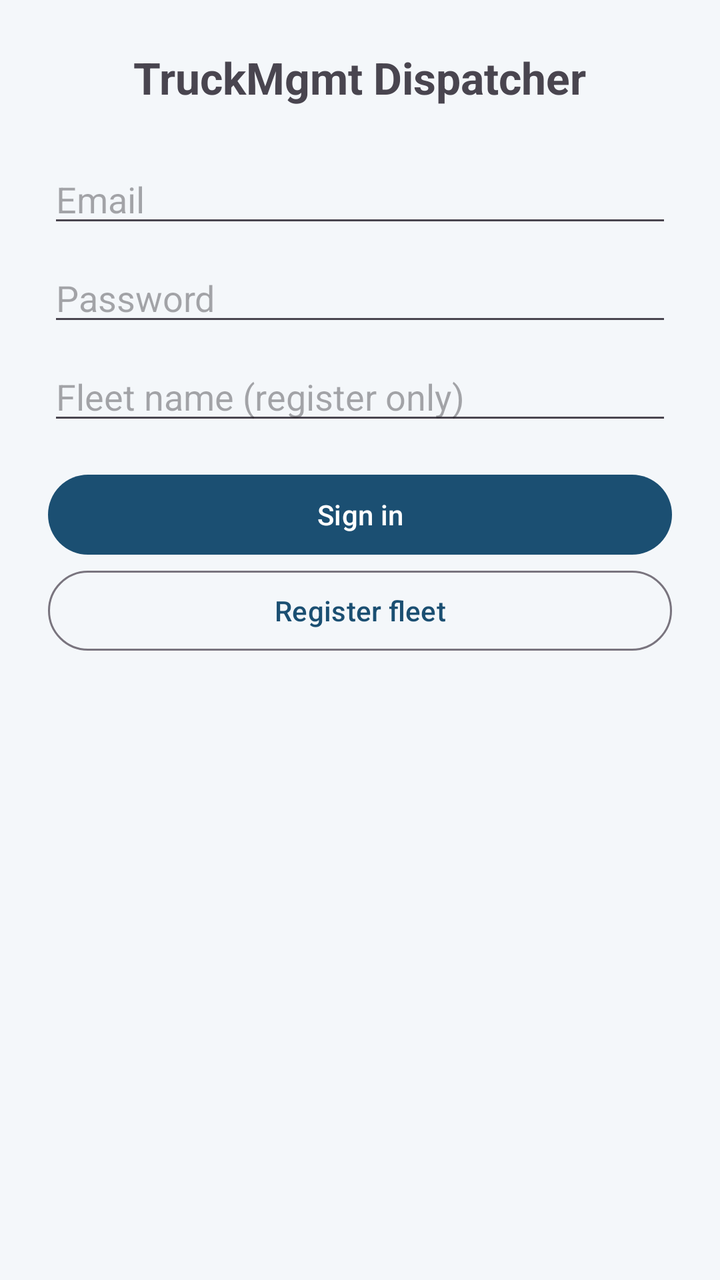
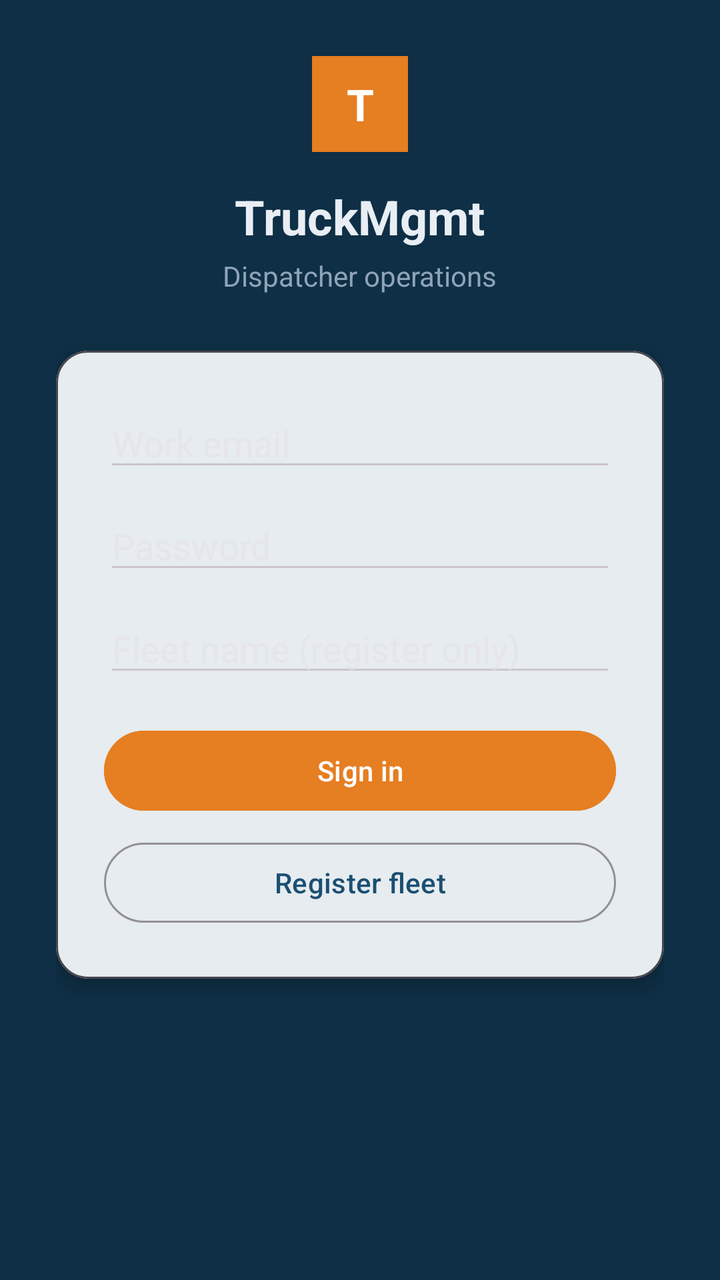

Compare the two renders of this Android layout. The source of the first and the diff that turns it into the second are given below.
<!-- AndroidManifest.xml: application theme Theme.TruckMgmt -->
<!-- res/layout/activity_auth.xml -->
<?xml version="1.0" encoding="utf-8"?>
<LinearLayout xmlns:android="http://schemas.android.com/apk/res/android"
    android:layout_width="match_parent"
    android:layout_height="match_parent"
    android:orientation="vertical"
    android:padding="24dp"
    android:gravity="center_horizontal">

    <TextView
        android:layout_width="wrap_content"
        android:layout_height="wrap_content"
        android:text="TruckMgmt Dispatcher"
        android:textSize="22sp"
        android:textStyle="bold"
        android:layout_marginBottom="24dp" />

    <EditText
        android:id="@+id/inputEmail"
        android:layout_width="match_parent"
        android:layout_height="wrap_content"
        android:hint="Email"
        android:inputType="textEmailAddress"
        android:layout_marginBottom="8dp" />

    <EditText
        android:id="@+id/inputPassword"
        android:layout_width="match_parent"
        android:layout_height="wrap_content"
        android:hint="Password"
        android:inputType="textPassword"
        android:layout_marginBottom="8dp" />

    <EditText
        android:id="@+id/inputFleetName"
        android:layout_width="match_parent"
        android:layout_height="wrap_content"
        android:hint="Fleet name (register only)"
        android:layout_marginBottom="16dp" />

    <Button
        android:id="@+id/btnLogin"
        android:layout_width="match_parent"
        android:layout_height="wrap_content"
        android:text="Sign in" />

    <Button
        android:id="@+id/btnRegister"
        android:layout_width="match_parent"
        android:layout_height="wrap_content"
        android:text="Register fleet"
        style="@style/Widget.Material3.Button.OutlinedButton" />
</LinearLayout>
<!-- resources referenced by this layout -->
<resources>
  <style name="Theme.TruckMgmt" parent="Theme.Material3.Light.NoActionBar">
          <item name="colorPrimary">@color/brand_primary</item>
          <item name="colorPrimaryDark">@color/brand_primary_dark</item>
          <item name="colorOnPrimary">@color/surface</item>
          <item name="colorSecondary">@color/brand_accent</item>
          <item name="colorOnSecondary">@color/surface</item>
          <item name="colorSurface">@color/surface</item>
          <item name="colorOnSurface">@color/text_primary</item>
          <item name="android:colorBackground">@color/app_bg</item>
          <item name="android:statusBarColor">@color/brand_primary_dark</item>
          <item name="android:navigationBarColor">@color/app_bg</item>
          <item name="android:windowLightNavigationBar">true</item>
      </style>
  <color name="brand_primary">#1B4F72</color>
  <color name="brand_primary_dark">#0E2F45</color>
  <color name="surface">#FFFFFF</color>
  <color name="brand_accent">#E67E22</color>
  <color name="text_primary">#1A1A1A</color>
  <color name="app_bg">#F4F7FA</color>
</resources>

<!-- the commit's change to res/layout/activity_auth.xml (unified diff, before → after) -->
@@ -1,52 +1,98 @@
 <?xml version="1.0" encoding="utf-8"?>
-<LinearLayout xmlns:android="http://schemas.android.com/apk/res/android"
+<ScrollView xmlns:android="http://schemas.android.com/apk/res/android"
+    xmlns:app="http://schemas.android.com/apk/res-auto"
     android:layout_width="match_parent"
     android:layout_height="match_parent"
-    android:orientation="vertical"
-    android:padding="24dp"
-    android:gravity="center_horizontal">
+    android:background="@color/brand_primary_dark"
+    android:fillViewport="true">
 
-    <TextView
-        android:layout_width="wrap_content"
-        android:layout_height="wrap_content"
-        android:text="TruckMgmt Dispatcher"
-        android:textSize="22sp"
-        android:textStyle="bold"
-        android:layout_marginBottom="24dp" />
-
-    <EditText
-        android:id="@+id/inputEmail"
+    <LinearLayout
         android:layout_width="match_parent"
         android:layout_height="wrap_content"
-        android:hint="Email"
-        android:inputType="textEmailAddress"
-        android:layout_marginBottom="8dp" />
+        android:gravity="center_horizontal"
+        android:orientation="vertical"
+        android:padding="28dp">
 
-    <EditText
-        android:id="@+id/inputPassword"
-        android:layout_width="match_parent"
-        android:layout_height="wrap_content"
-        android:hint="Password"
-        android:inputType="textPassword"
-        android:layout_marginBottom="8dp" />
+        <TextView
+            android:layout_width="48dp"
+            android:layout_height="48dp"
+            android:layout_marginBottom="16dp"
+            android:background="@color/brand_accent"
+            android:gravity="center"
+            android:text="T"
+            android:textColor="@color/surface"
+            android:textSize="22sp"
+            android:textStyle="bold" />
 
-    <EditText
-        android:id="@+id/inputFleetName"
-        android:layout_width="match_parent"
-        android:layout_height="wrap_content"
-        android:hint="Fleet name (register only)"
-        android:layout_marginBottom="16dp" />
+        <TextView
+            android:layout_width="wrap_content"
+            android:layout_height="wrap_content"
+            android:layout_marginBottom="4dp"
+            android:text="TruckMgmt"
+            android:textColor="@color/text_on_dark"
+            android:textSize="24sp"
+            android:textStyle="bold" />
 
-    <Button
-        android:id="@+id/btnLogin"
-        android:layout_width="match_parent"
-        android:layout_height="wrap_content"
-        android:text="Sign in" />
+        <TextView
+            android:layout_width="wrap_content"
+            android:layout_height="wrap_content"
+            android:layout_marginBottom="28dp"
+            android:text="Dispatcher operations"
+            android:textColor="@color/text_muted"
+            android:textSize="14sp" />
 
-    <Button
-        android:id="@+id/btnRegister"
-        android:layout_width="match_parent"
-        android:layout_height="wrap_content"
-        android:text="Register fleet"
-        style="@style/Widget.Material3.Button.OutlinedButton" />
-</LinearLayout>
+        <com.google.android.material.card.MaterialCardView
+            android:layout_width="match_parent"
+            android:layout_height="wrap_content"
+            app:cardBackgroundColor="@color/surface"
+            app:cardCornerRadius="16dp"
+            app:cardElevation="6dp">
+
+            <LinearLayout
+                android:layout_width="match_parent"
+                android:layout_height="wrap_content"
+                android:orientation="vertical"
+                android:padding="24dp">
+
+                <EditText
+                    android:id="@+id/inputEmail"
+                    android:layout_width="match_parent"
+                    android:layout_height="wrap_content"
+                    android:hint="Work email"
+                    android:inputType="textEmailAddress"
+                    android:layout_marginBottom="10dp" />
+
+                <EditText
+                    android:id="@+id/inputPassword"
+                    android:layout_width="match_parent"
+                    android:layout_height="wrap_content"
+                    android:hint="Password"
+                    android:inputType="textPassword"
+                    android:layout_marginBottom="10dp" />
+
+                <EditText
+                    android:id="@+id/inputFleetName"
+                    android:layout_width="match_parent"
+                    android:layout_height="wrap_content"
+                    android:hint="Fleet name (register only)"
+                    android:layout_marginBottom="18dp" />
+
+                <Button
+                    android:id="@+id/btnLogin"
+                    android:layout_width="match_parent"
+                    android:layout_height="wrap_content"
+                    android:backgroundTint="@color/brand_accent"
+                    android:text="Sign in" />
+
+                <Button
+                    android:id="@+id/btnRegister"
+                    style="@style/Widget.Material3.Button.OutlinedButton"
+                    android:layout_width="match_parent"
+                    android:layout_height="wrap_content"
+                    android:layout_marginTop="8dp"
+                    android:text="Register fleet"
+                    android:textColor="@color/brand_primary" />
+            </LinearLayout>
+        </com.google.android.material.card.MaterialCardView>
+    </LinearLayout>
+</ScrollView>
<!-- resource entries referenced after the edit -->
@@ -1,6 +1,6 @@
 <!-- resources referenced by this layout -->
 <resources>
-  <style name="Theme.TruckMgmt" parent="Theme.Material3.Light.NoActionBar">
+  <style name="Theme.TruckMgmt" parent="Theme.Material3.Dark.NoActionBar">
           <item name="colorPrimary">@color/brand_primary</item>
           <item name="colorPrimaryDark">@color/brand_primary_dark</item>
           <item name="colorOnPrimary">@color/surface</item>
@@ -8,16 +8,18 @@
           <item name="colorOnSecondary">@color/surface</item>
           <item name="colorSurface">@color/surface</item>
           <item name="colorOnSurface">@color/text_primary</item>
-          <item name="android:colorBackground">@color/app_bg</item>
+          <item name="android:colorBackground">@color/app_bg_light</item>
           <item name="android:statusBarColor">@color/brand_primary_dark</item>
-          <item name="android:navigationBarColor">@color/app_bg</item>
-          <item name="android:windowLightNavigationBar">true</item>
+          <item name="android:navigationBarColor">@color/brand_primary_dark</item>
+          <item name="android:windowLightNavigationBar">false</item>
       </style>
   <color name="brand_primary">#1B4F72</color>
   <color name="brand_primary_dark">#0E2F45</color>
   <color name="surface">#FFFFFF</color>
+  <color name="text_muted">#8FA3B8</color>
+  <color name="text_on_dark">#E8EEF4</color>
   <color name="brand_accent">#E67E22</color>
   <color name="text_primary">#1A1A1A</color>
-  <color name="app_bg">#F4F7FA</color>
+  <color name="app_bg_light">#EEF3F7</color>
 </resources>
 
